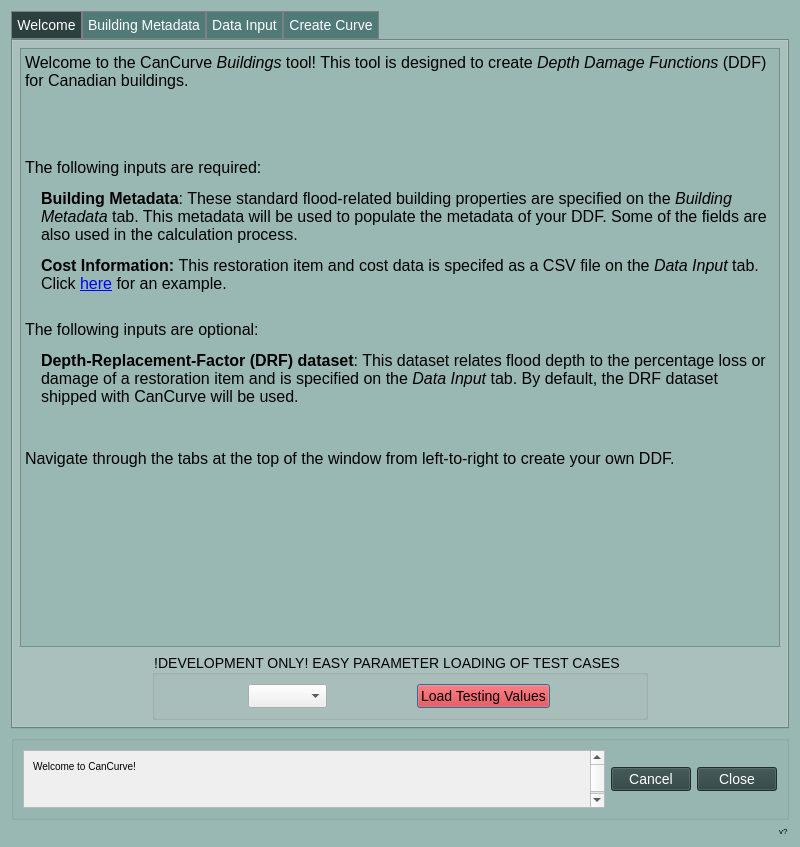
This is cancurve/bldgs/cc_bldgs_dialog.ui in NRCan/CanCurve as Qt 5 draws it before an edit. The edited form follows.
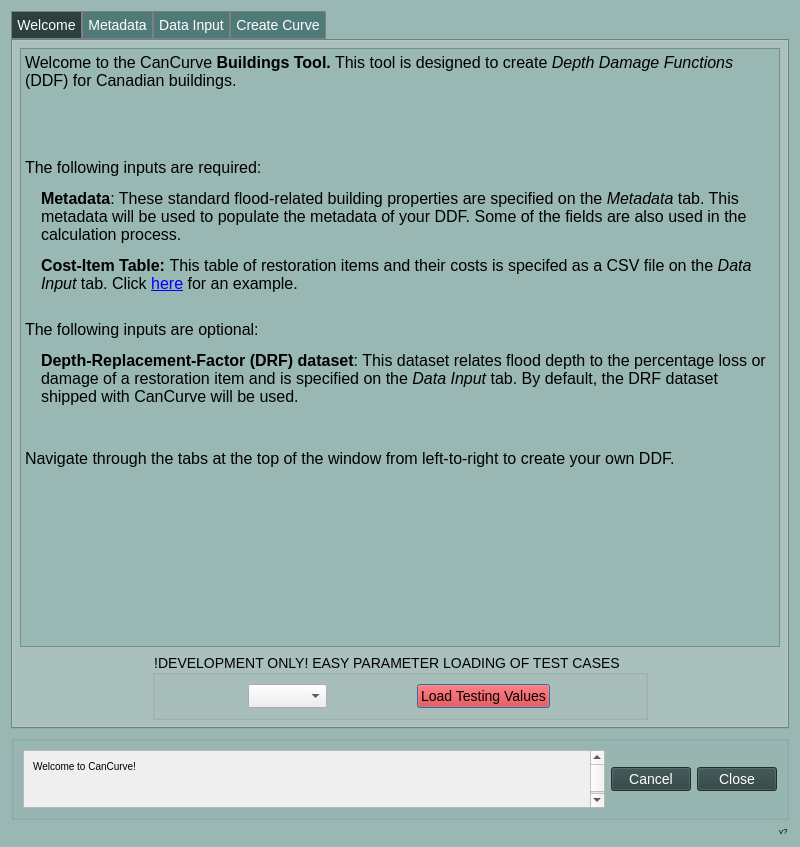
This is the edited form. Icons and pictures are not drawn. Custom widgets are drawn as their Qt base class.

Diff of the .ui file:
```diff
--- a/cancurve/bldgs/cc_bldgs_dialog.ui
+++ b/cancurve/bldgs/cc_bldgs_dialog.ui
@@ -7,7 +7,7 @@
     <x>0</x>
     <y>0</y>
     <width>800</width>
-    <height>800</height>
+    <height>819</height>
    </rect>
   </property>
   <property name="palette">
@@ -140,12 +140,12 @@
 &lt;html&gt;&lt;head&gt;&lt;meta name=&quot;qrichtext&quot; content=&quot;1&quot; /&gt;&lt;style type=&quot;text/css&quot;&gt;
 p, li { white-space: pre-wrap; }
 &lt;/style&gt;&lt;/head&gt;&lt;body style=&quot; font-family:'MS Shell Dlg 2'; font-size:14px; font-weight:400; font-style:normal;&quot;&gt;
-&lt;p style=&quot; margin-top:12px; margin-bottom:12px; margin-left:0px; margin-right:0px; -qt-block-indent:0; text-indent:0px;&quot;&gt;&lt;span style=&quot; font-size:12pt;&quot;&gt;Welcome to the CanCurve &lt;/span&gt;&lt;span style=&quot; font-size:12pt; font-style:italic;&quot;&gt;Buildings&lt;/span&gt;&lt;span style=&quot; font-size:12pt;&quot;&gt; tool! This tool is designed to create &lt;/span&gt;&lt;span style=&quot; font-size:12pt; font-style:italic;&quot;&gt;Depth Damage Functions&lt;/span&gt;&lt;span style=&quot; font-size:12pt;&quot;&gt; (DDF) for Canadian buildings.&lt;/span&gt;&lt;/p&gt;
+&lt;p style=&quot; margin-top:12px; margin-bottom:12px; margin-left:0px; margin-right:0px; -qt-block-indent:0; text-indent:0px;&quot;&gt;&lt;span style=&quot; font-size:12pt;&quot;&gt;Welcome to the CanCurve &lt;/span&gt;&lt;span style=&quot; font-size:12pt; font-weight:600;&quot;&gt;Buildings Tool.&lt;/span&gt;&lt;span style=&quot; font-size:12pt;&quot;&gt; This tool is designed to create &lt;/span&gt;&lt;span style=&quot; font-size:12pt; font-style:italic;&quot;&gt;Depth Damage Functions&lt;/span&gt;&lt;span style=&quot; font-size:12pt;&quot;&gt; (DDF) for Canadian buildings.&lt;/span&gt;&lt;/p&gt;
 &lt;p align=&quot;center&quot; style=&quot; margin-top:12px; margin-bottom:12px; margin-left:0px; margin-right:0px; -qt-block-indent:0; text-indent:0px;&quot;&gt;&lt;img src=&quot;:/plugins/cancurve/img/icon.png&quot; /&gt;&lt;/p&gt;
 &lt;p align=&quot;center&quot; style=&quot;-qt-paragraph-type:empty; margin-top:12px; margin-bottom:12px; margin-left:0px; margin-right:0px; -qt-block-indent:0; text-indent:0px;&quot;&gt;&lt;br /&gt;&lt;/p&gt;
 &lt;p style=&quot; margin-top:12px; margin-bottom:12px; margin-left:0px; margin-right:0px; -qt-block-indent:0; text-indent:0px;&quot;&gt;&lt;span style=&quot; font-size:12pt;&quot;&gt;The following inputs are required:&lt;/span&gt;&lt;/p&gt;
-&lt;p style=&quot; margin-top:12px; margin-bottom:12px; margin-left:16px; margin-right:0px; -qt-block-indent:0; text-indent:0px;&quot;&gt;&lt;span style=&quot; font-size:12pt; font-weight:600;&quot;&gt;Building Metadata&lt;/span&gt;&lt;span style=&quot; font-size:12pt;&quot;&gt;: These standard flood-related building properties are specified on the &lt;/span&gt;&lt;span style=&quot; font-size:12pt; font-style:italic;&quot;&gt;Building Metadata&lt;/span&gt;&lt;span style=&quot; font-size:12pt;&quot;&gt; tab. This metadata will be used to populate the metadata of your DDF. Some of the fields are also used in the calculation process.&lt;/span&gt;&lt;/p&gt;
-&lt;p style=&quot; margin-top:12px; margin-bottom:12px; margin-left:16px; margin-right:0px; -qt-block-indent:0; text-indent:0px;&quot;&gt;&lt;span style=&quot; font-size:12pt; font-weight:600;&quot;&gt;Cost Information: &lt;/span&gt;&lt;span style=&quot; font-size:12pt;&quot;&gt;This restoration item and cost data is specifed as a CSV file on the &lt;/span&gt;&lt;span style=&quot; font-size:12pt; font-style:italic;&quot;&gt;Data Input&lt;/span&gt;&lt;span style=&quot; font-size:12pt;&quot;&gt; tab. Click &lt;/span&gt;&lt;a href=&quot;https://github.com/NRCan/CanCurve/blob/main/tests/data/bldgs/case1/R_1-L-BD-CU_ABCA.csv&quot;&gt;&lt;span style=&quot; font-size:12pt; text-decoration: underline; color:#0000ff;&quot;&gt;here&lt;/span&gt;&lt;/a&gt;&lt;span style=&quot; font-size:12pt;&quot;&gt; for an example. &lt;/span&gt;&lt;span style=&quot; font-size:14px;&quot;&gt;&lt;br /&gt;&lt;/span&gt;&lt;/p&gt;
+&lt;p style=&quot; margin-top:12px; margin-bottom:12px; margin-left:16px; margin-right:0px; -qt-block-indent:0; text-indent:0px;&quot;&gt;&lt;span style=&quot; font-size:12pt; font-weight:600;&quot;&gt;Metadata&lt;/span&gt;&lt;span style=&quot; font-size:12pt;&quot;&gt;: These standard flood-related building properties are specified on the &lt;/span&gt;&lt;span style=&quot; font-size:12pt; font-style:italic;&quot;&gt;Metadata&lt;/span&gt;&lt;span style=&quot; font-size:12pt;&quot;&gt; tab. This metadata will be used to populate the metadata of your DDF. Some of the fields are also used in the calculation process.&lt;/span&gt;&lt;/p&gt;
+&lt;p style=&quot; margin-top:12px; margin-bottom:12px; margin-left:16px; margin-right:0px; -qt-block-indent:0; text-indent:0px;&quot;&gt;&lt;span style=&quot; font-size:12pt; font-weight:600;&quot;&gt;Cost-Item Table: &lt;/span&gt;&lt;span style=&quot; font-size:12pt;&quot;&gt;This table of restoration items and their costs is specifed as a CSV file on the &lt;/span&gt;&lt;span style=&quot; font-size:12pt; font-style:italic;&quot;&gt;Data Input&lt;/span&gt;&lt;span style=&quot; font-size:12pt;&quot;&gt; tab. Click &lt;/span&gt;&lt;a href=&quot;https://github.com/NRCan/CanCurve/blob/main/tests/data/bldgs/case1/R_1-L-BD-CU_ABCA.csv&quot;&gt;&lt;span style=&quot; font-size:12pt; text-decoration: underline; color:#0000ff;&quot;&gt;here&lt;/span&gt;&lt;/a&gt;&lt;span style=&quot; font-size:12pt;&quot;&gt; for an example. &lt;/span&gt;&lt;span style=&quot; font-size:14px;&quot;&gt;&lt;br /&gt;&lt;/span&gt;&lt;/p&gt;
 &lt;p style=&quot; margin-top:12px; margin-bottom:12px; margin-left:0px; margin-right:0px; -qt-block-indent:0; text-indent:0px;&quot;&gt;&lt;span style=&quot; font-size:12pt;&quot;&gt;The following inputs are optional:&lt;/span&gt;&lt;/p&gt;
 &lt;p style=&quot; margin-top:12px; margin-bottom:12px; margin-left:16px; margin-right:0px; -qt-block-indent:0; text-indent:0px;&quot;&gt;&lt;span style=&quot; font-size:12pt; font-weight:600;&quot;&gt;Depth-Replacement-Factor (DRF) dataset&lt;/span&gt;&lt;span style=&quot; font-size:12pt;&quot;&gt;: This dataset relates flood depth to the percentage loss or damage of a restoration item and is specified on the &lt;/span&gt;&lt;span style=&quot; font-size:12pt; font-style:italic;&quot;&gt;Data Input&lt;/span&gt;&lt;span style=&quot; font-size:12pt;&quot;&gt; tab. By default, the DRF dataset shipped with CanCurve will be used.&lt;/span&gt;&lt;/p&gt;
 &lt;p style=&quot;-qt-paragraph-type:empty; margin-top:12px; margin-bottom:12px; margin-left:16px; margin-right:0px; -qt-block-indent:0; text-indent:0px; font-size:12pt;&quot;&gt;&lt;br /&gt;&lt;/p&gt;
@@ -201,7 +201,7 @@
      </widget>
      <widget class="QWidget" name="tab2bldgDetils">
       <attribute name="title">
-       <string>Building Metadata</string>
+       <string>Metadata</string>
       </attribute>
       <layout class="QVBoxLayout" name="verticalLayout_7">
        <item>
```
Left out of the diff: 8 changed lines with no effect on the pictures.
